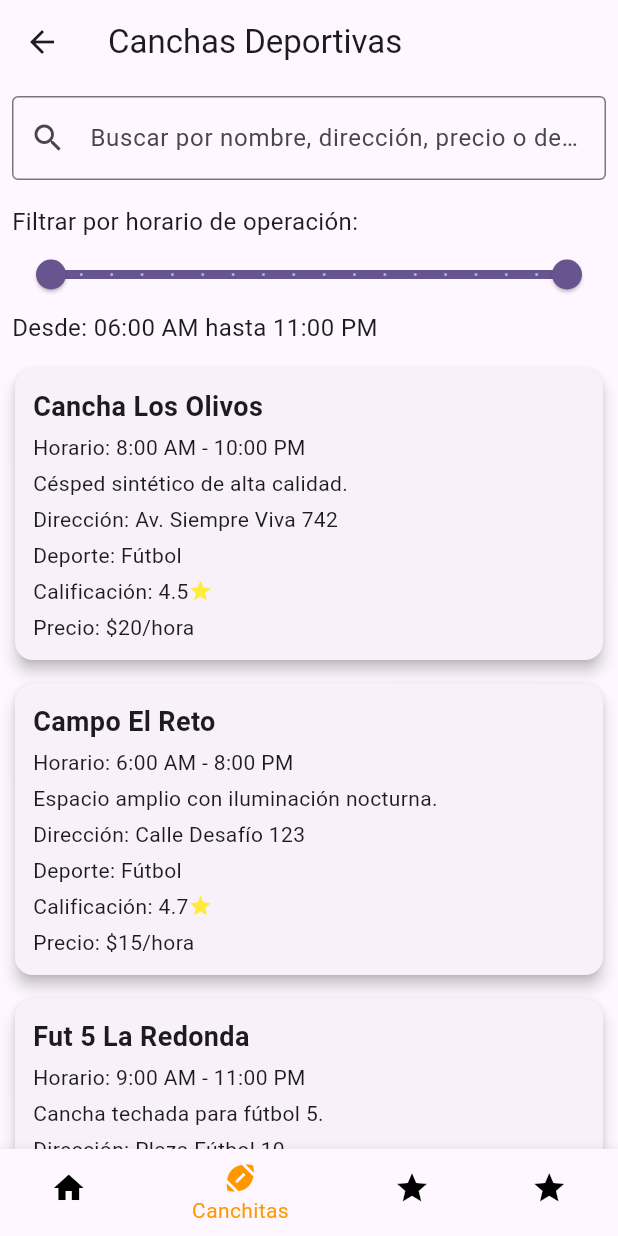
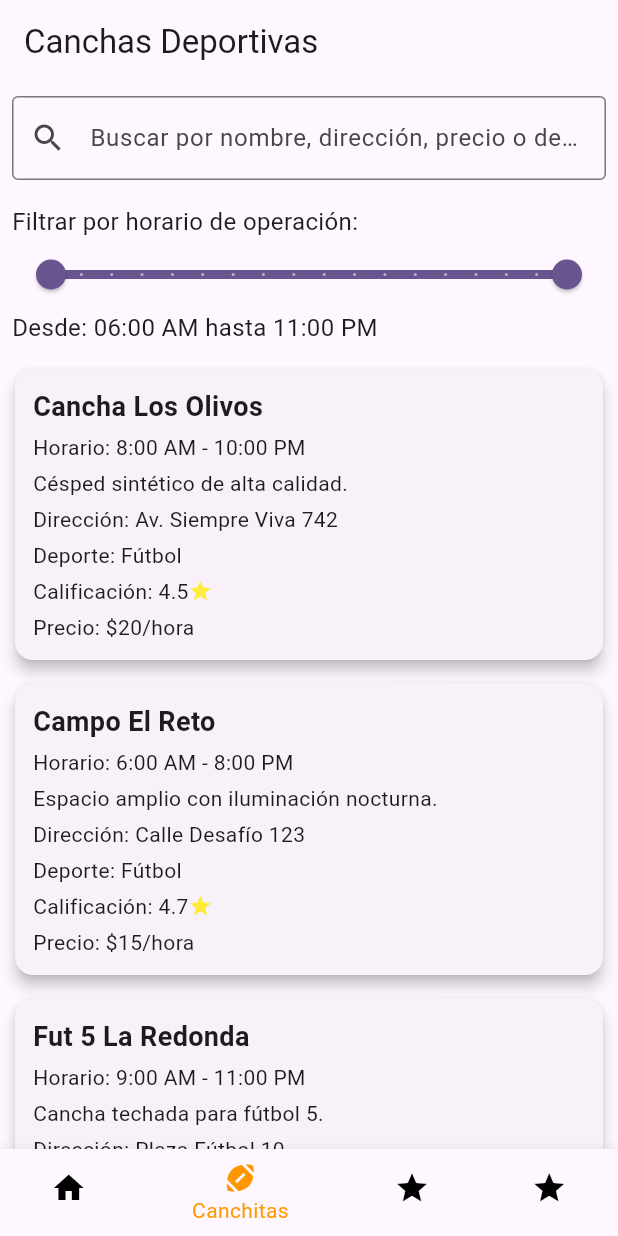
Before and after one commit to Canchitas5/Canchitas5, a Flutter app: the screen it shows after launch, on a phone screen of 412 x 824 dp. Run offline on Flutter 3.47's test engine with Material 3 defaults, Android fonts, the phone set to English and light mode, and no system bars.

Commit message:
Updated route

```diff
--- a/lib/main.dart
+++ b/lib/main.dart
@@ -19,7 +19,7 @@ class MyApp extends StatelessWidget {
       ),
       initialRoute: '/playgrounds',
       routes: {
-        '/': (context) => MyApp(),
+        //'/': (context) => MyApp(),
         //'home': (context) => const HomeScreen(),
         '/playgrounds': (context) => PlaygroundsScreen(),
         //'/reservations': (context) => const ReservationsScreen(),
```
